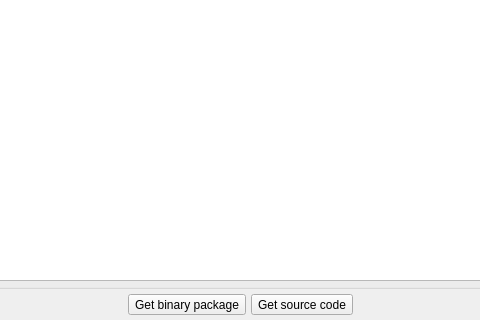
pgmodeler/pgmodeler, file libs/libgui/ui/widgets/updatenotifierwidget.ui: the form before one commit; both pictures show x 86 to 566 and y 177 to 497 of the 653 by 497 pixel window.
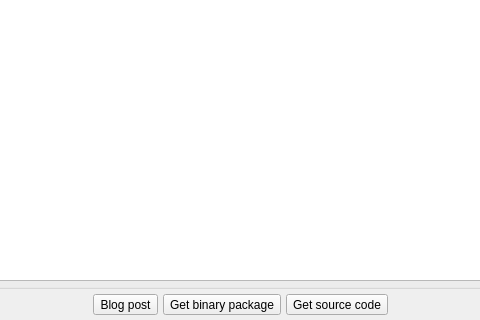
The form after the commit. Icons and pictures are not drawn.

Commit message: Added support for displaying a "Blog post" button in UpdateNotifierWidget (WIP)

What changed in the file:
```diff
--- a/libs/libgui/ui/widgets/updatenotifierwidget.ui
+++ b/libs/libgui/ui/widgets/updatenotifierwidget.ui
@@ -329,6 +329,38 @@
           </property>
          </spacer>
         </item>
+        <item>
+         <widget class="QToolButton" name="blog_post_tb">
+          <property name="sizePolicy">
+           <sizepolicy hsizetype="Preferred" vsizetype="Preferred">
+            <horstretch>0</horstretch>
+            <verstretch>0</verstretch>
+           </sizepolicy>
+          </property>
+          <property name="toolTip">
+           <string>&lt;p&gt;Redirects to the blog post detailing this release.&lt;/p&gt;</string>
+          </property>
+          <property name="text">
+           <string>Blog post</string>
+          </property>
+          <property name="icon">
+           <iconset resource="../../res/resources.qrc">
+            <normaloff>:/icons/icons/blogpost.png</normaloff>:/icons/icons/blogpost.png</iconset>
+          </property>
+          <property name="iconSize">
+           <size>
+            <width>25</width>
+            <height>25</height>
+           </size>
+          </property>
+          <property name="checkable">
+           <bool>false</bool>
+          </property>
+          <property name="toolButtonStyle">
+           <enum>Qt::ToolButtonTextBesideIcon</enum>
+          </property>
+         </widget>
+        </item>
         <item>
          <widget class="QToolButton" name="get_binary_tb">
           <property name="sizePolicy">
```
Left out of the diff: 4 changed lines with no effect on the pictures. The commit also changes 6 other files.
